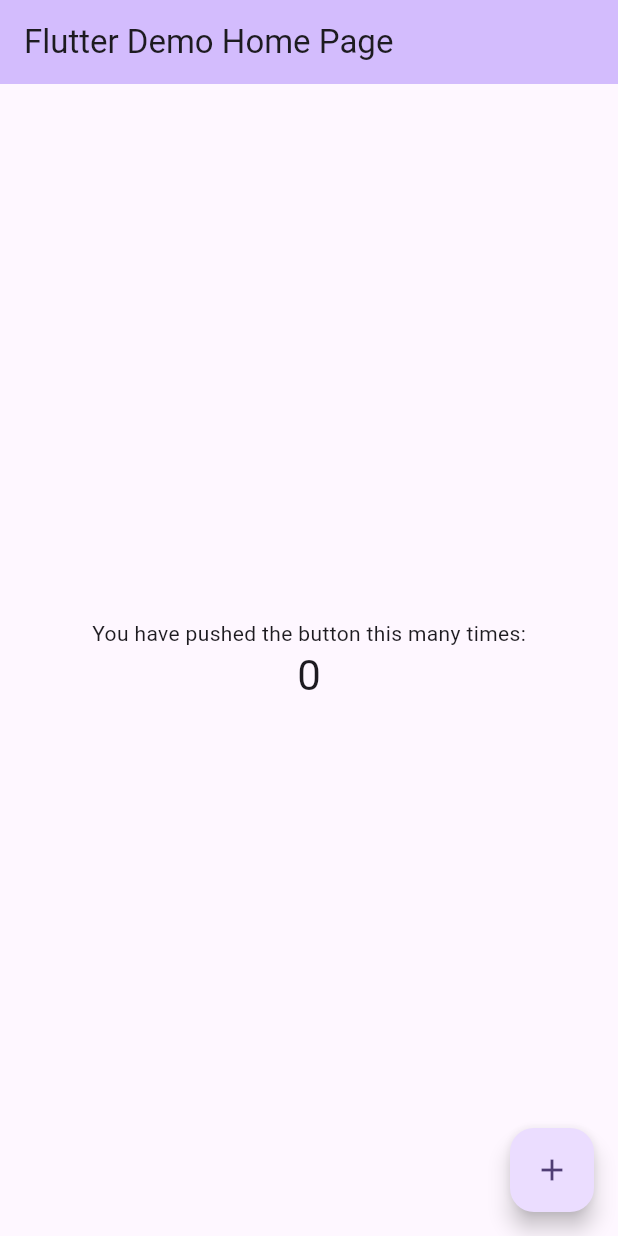
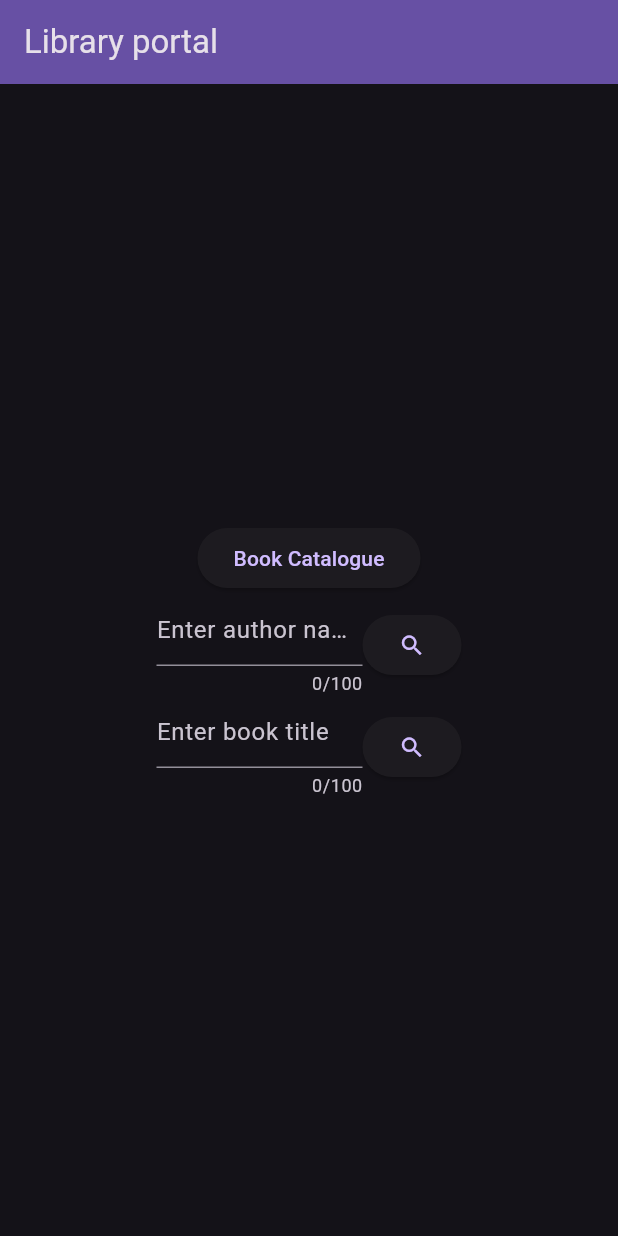
Before and after one commit to EthanBooth2/library_portal_app, a Flutter app: the screen it shows after launch, on a phone screen of 412 x 824 dp. Run offline on Flutter 3.47's test engine with Material 2 defaults, Android fonts, the phone set to English and light mode, and no system bars.

Commit message:
main page complete book catalogue almost complete

```diff
--- /dev/null
+++ b/lib/book.dart
@@ -0,0 +1,25 @@
+
+
+class Book{
+  String title = "";
+  String author = "";
+  String genre = "";
+
+  Book(String title, String author, String genre){
+    this.title = title;
+    this.author = author;
+    this.genre = genre;
+  }
+
+  String getTitle() {
+    return title;
+  }
+
+  String getAuthor() {
+    return author;
+  }
+
+  String getGenre() {
+    return genre;
+  }
+}
--- a/lib/main.dart
+++ b/lib/main.dart
@@ -1,4 +1,6 @@
 import 'package:flutter/material.dart';
+import 'bookCatalogue.dart';
+import 'book.dart';
 
 void main() {
   runApp(const MyApp());
@@ -13,40 +15,16 @@ class MyApp extends StatelessWidget {
     return MaterialApp(
       title: 'Library Portal',
       theme: ThemeData(
-        // This is the theme of your application.
-        //
-        // TRY THIS: Try running your application with "flutter run". You'll see
-        // the application has a blue toolbar. Then, without quitting the app,
-        // try changing the seedColor in the colorScheme below to Colors.green
-        // and then invoke "hot reload" (save your changes or press the "hot
-        // reload" button in a Flutter-supported IDE, or press "r" if you used
-        // the command line to start the app).
-        //
-        // Notice that the counter didn't reset back to zero; the application
-        // state is not lost during the reload. To reset the state, use hot
-        // restart instead.
-        //
-        // This works for code too, not just values: Most code changes can be
-        // tested with just a hot reload.
-        colorScheme: ColorScheme.fromSeed(seedColor: Colors.deepPurple),
+        brightness: Brightness.dark,
         useMaterial3: true,
       ),
-      home: const MyHomePage(title: 'Flutter Demo Home Page'),
+      home: const MyHomePage(title: 'Library portal'),
     );
   }
 }
 
 class MyHomePage extends StatefulWidget {
   const MyHomePage({super.key, required this.title});
-
-  // This widget is the home page of your application. It is stateful, meaning
-  // that it has a State object (defined below) that contains fields that affect
-  // how it looks.
-
-  // This class is the configuration for the state. It holds the values (in this
-  // case the title) provided by the parent (in this case the App widget) and
-  // used by the build method of the State. Fields in a Widget subclass are
-  // always marked "final".
 
   final String title;
 
@@ -55,8 +33,18 @@ class MyHomePage extends StatefulWidget {
 }
 
 class _MyHomePageState extends State<MyHomePage> {
+  final _authorController = TextEditingController();
+  final _titleController = TextEditingController();
+
+  @override
+  void dispose() {
+    _authorController.dispose();
+    _titleController.dispose();
+    super.dispose();
+  }
+
+
   int _counter = 0;
-
   void _incrementCounter() {
     setState(() {
       // This call to setState tells the Flutter framework that something has
@@ -68,6 +56,13 @@ class _MyHomePageState extends State<MyHomePage> {
     });
   }
 
+  void loadList() {
+    Navigator.push(
+      context,
+      MaterialPageRoute(builder: (context) => BookCatalogue()),
+    );
+  }
+
   @override
   Widget build(BuildContext context) {
     // This method is rerun every time setState is called, for instance as done
@@ -77,49 +72,95 @@ class _MyHomePageState extends State<MyHomePage> {
     // fast, so that you can just rebuild anything that needs updating rather
     // than having to individually change instances of widgets.
     return Scaffold(
+      backgroundColor: Theme.of(context).colorScheme.background,
       appBar: AppBar(
-        // TRY THIS: Try changing the color here to a specific color (to
-        // Colors.amber, perhaps?) and trigger a hot reload to see the AppBar
-        // change color while the other colors stay the same.
         backgroundColor: Theme.of(context).colorScheme.inversePrimary,
-        // Here we take the value from the MyHomePage object that was created by
-        // the App.build method, and use it to set our appbar title.
         title: Text(widget.title),
       ),
       body: Center(
-        // Center is a layout widget. It takes a single child and positions it
-        // in the middle of the parent.
         child: Column(
-          // Column is also a layout widget. It takes a list of children and
-          // arranges them vertically. By default, it sizes itself to fit its
-          // children horizontally, and tries to be as tall as its parent.
-          //
-          // Column has various properties to control how it sizes itself and
-          // how it positions its children. Here we use mainAxisAlignment to
-          // center the children vertically; the main axis here is the vertical
-          // axis because Columns are vertical (the cross axis would be
-          // horizontal).
-          //
-          // TRY THIS: Invoke "debug painting" (choose the "Toggle Debug Paint"
-          // action in the IDE, or press "p" in the console), to see the
-          // wireframe for each widget.
           mainAxisAlignment: MainAxisAlignment.center,
-          children: <Widget>[
-            const Text(
-              'You have pushed the button this many times:',
+          crossAxisAlignment: CrossAxisAlignment.center,
+          children: [
+            Tooltip(
+              message: "Catalogue",
+              child: ButtonTheme(
+                minWidth: 200, // Set the desired width
+                height: 50, // Set the desired height
+                child: ElevatedButton(
+                  onPressed: loadList,
+                  child: Text('Book Catalogue'),
+                ),
+              ),
             ),
-            Text(
-              '$_counter',
-              style: Theme.of(context).textTheme.headlineMedium,
+            Row(
+               mainAxisAlignment: MainAxisAlignment.center,
+                crossAxisAlignment: CrossAxisAlignment.center,
+              children: <Widget>[
+                Flexible(
+                  flex: 1,
+                  child: TextField(
+                    controller: _authorController,
+                    maxLength: 100,
+                    decoration: const InputDecoration(
+                      hintText: 'Enter author name'
+                    ),
+                  ),
+                ),
+                Flexible(
+                  flex: 2,
+                  child: Tooltip(
+                    message: "Search",
+                    child: ButtonTheme(
+                      minWidth: 200,
+                      height: 50,
+                      child: ElevatedButton(
+                        onPressed: () {
+                          print(_authorController.text);
+                        },
+                        child: Icon(Icons.search),
+                      ),
+                    ),
+                  ),
+                ),
+              ],
             ),
+
+            Row(
+              mainAxisAlignment: MainAxisAlignment.center,
+              crossAxisAlignment: CrossAxisAlignment.center,
+              children: <Widget>[
+                Flexible(
+                  flex: 1,
+                  child: TextField(
+                    controller: _titleController,
+                    maxLength: 100,
+                    decoration: const InputDecoration(
+                      hintText: 'Enter book title'
+                    ),
+                  ),
+                ),
+                Flexible(
+                  flex: 2,
+                  child: Tooltip(
+                    message: "Search",
+                    child: ButtonTheme(
+                      minWidth: 200,
+                      height: 50,
+                      child: ElevatedButton(
+                        onPressed: () {
+                          print(_titleController.text);
+                        },
+                        child: Icon(Icons.search),
+                      ),
+                    ),
+                  ),
+                ),
+              ],
+            )
           ],
         ),
       ),
-      floatingActionButton: FloatingActionButton(
-        onPressed: _incrementCounter,
-        tooltip: 'Increment',
-        child: const Icon(Icons.add),
-      ), // This trailing comma makes auto-formatting nicer for build methods.
     );
   }
 }
```
Also changed, not shown: lib/bookCatalogue.dart (added, +74 -0 lines).
